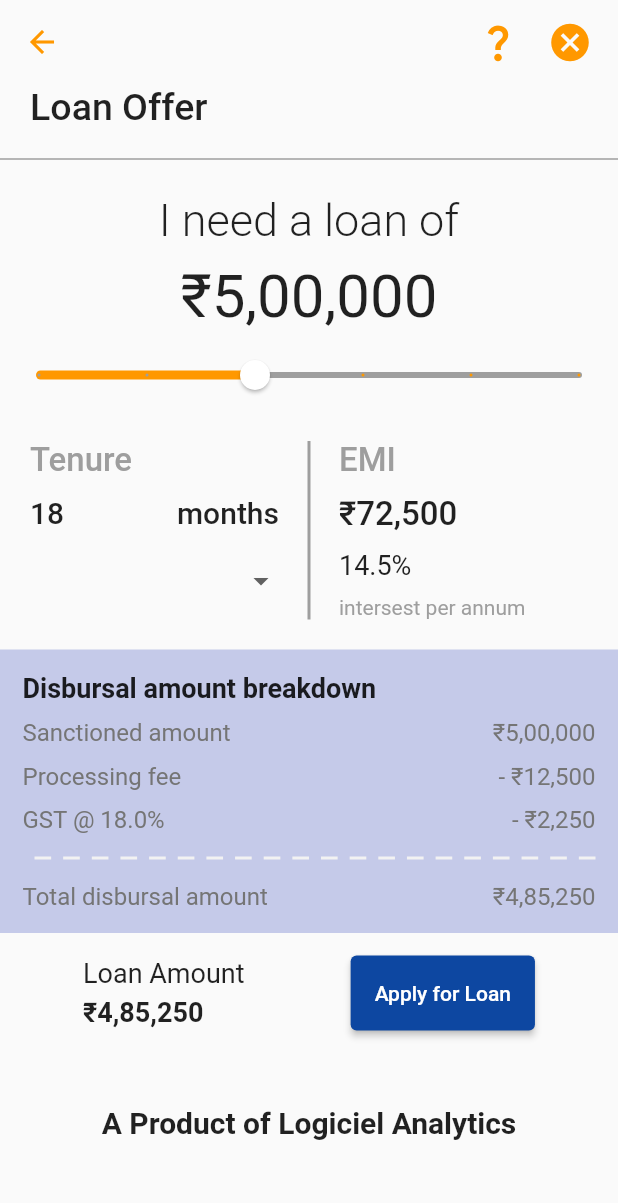
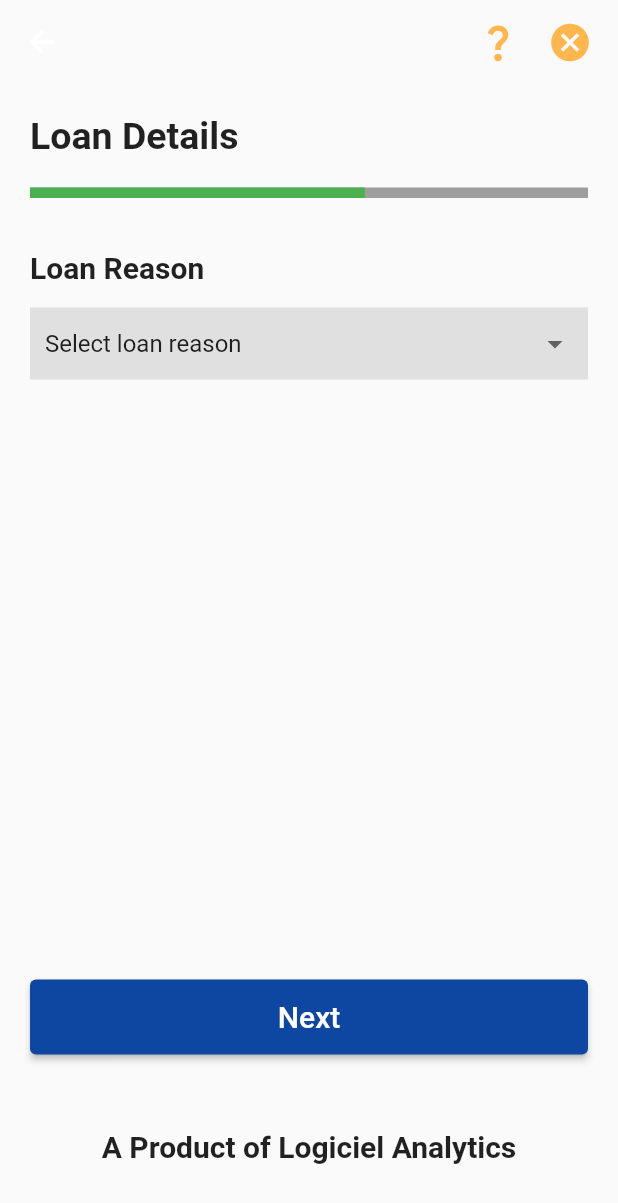
Before and after one commit to 3600-abhi/flutter_fintech, a Flutter app: the LoanOffer screen opened directly, after a tap on "Apply for Loan", on a phone screen of 412 x 824 dp. Shown: the top 1203 px of the screen. Run offline on Flutter 3.47's test engine with Material 2 defaults, Android fonts, the phone set to English and light mode, and no system bars; our stand-ins replace confetti, flutter_otp_text_field, intl_phone_field, percent_indicator.

Commit message:
Loan Details Screen Completed

```diff
--- /dev/null
+++ b/lib/screens/LoanDetails.dart
@@ -0,0 +1,114 @@
+import 'package:flutter/material.dart';
+
+List<String> loanReasonsList = [
+  "Select loan reason",
+  "Education",
+  "Medical",
+  "Travel",
+  "Marriage",
+];
+
+class LoanDetails extends StatefulWidget {
+  const LoanDetails({super.key});
+
+  @override
+  State<LoanDetails> createState() => _LoanDetailsState();
+}
+
+class _LoanDetailsState extends State<LoanDetails> {
+  String dropDownValue = loanReasonsList.first;
+
+  @override
+  Widget build(BuildContext context) {
+    return Scaffold(
+      appBar: AppBar(
+        backgroundColor: Colors.grey[50],
+        elevation: 0,
+        actions: [
+          IconButton(
+              icon: Icon(Icons.question_mark,
+                  color: Colors.orange[300], size: 30),
+              onPressed: () {}),
+          IconButton(
+              icon: Icon(Icons.cancel, color: Colors.orange[300], size: 30),
+              onPressed: () {}),
+          SizedBox(width: 8),
+        ],
+      ),
+      body: SingleChildScrollView(
+        child: Container(
+          padding: EdgeInsets.fromLTRB(20, 20, 20, 0),
+          child: Column(
+            crossAxisAlignment: CrossAxisAlignment.start,
+            children: [
+              Container(
+                width: 500,
+                child: Text(
+                  "Loan Details",
+                  textAlign: TextAlign.left,
+                  style: TextStyle(
+                    fontSize: 25,
+                    fontWeight: FontWeight.bold,
+                  ),
+                ),
+              ),
+              SizedBox(height: 20),
+              LinearProgressIndicator(
+                backgroundColor: Colors.grey,
+                valueColor: AlwaysStoppedAnimation<Color>(Colors.green),
+                value: 0.6,
+                minHeight: 7,
+              ),
+              SizedBox(height: 35),
+              Container(
+                child: Text("Loan Reason",
+                    style:
+                        TextStyle(fontSize: 20, fontWeight: FontWeight.w600)),
+              ),
+              SizedBox(height: 15),
+              Container(
+                padding: EdgeInsets.fromLTRB(10, 0, 10, 0),
+                color: Colors.grey[300],
+                width: MediaQuery.of(context).size.width,
+                child: DropdownButton(
+                  underline: SizedBox(),
+                  alignment: Alignment.center,
+                  isExpanded: true,
+                  items: loanReasonsList.map((value) {
+                    return DropdownMenuItem(child: Text(value), value: value);
+                  }).toList(),
+                  onChanged: (value) {
+                    setState(() {
+                      dropDownValue = value!;
+                    });
+                  },
+                  value: dropDownValue,
+                ),
+              ),
+              SizedBox(height: 400),
+              Container(
+                height: 50,
+                width: 400,
+                child: ElevatedButton(
+                  child: Text("Next", style: TextStyle(fontSize: 20)),
+                  style:
+                      TextButton.styleFrom(backgroundColor: Colors.blue[900]),
+                  onPressed: () {},
+                ),
+                // decoration: BoxDecoration(border: Border.all()),
+              ),
+              SizedBox(height: 50),
+              Align(
+                alignment: Alignment.center,
+                child: Text("A Product of Logiciel Analytics",
+                    style:
+                        TextStyle(fontSize: 20, fontWeight: FontWeight.bold)),
+              ),
+              SizedBox(height: 20)
+            ],
+          ),
+        ),
+      ),
+    );
+  }
+}
--- a/lib/screens/LoanOffer.dart
+++ b/lib/screens/LoanOffer.dart
@@ -1,3 +1,4 @@
+import 'package:fintech_app/screens/LoanDetails.dart';
 import 'package:flutter/material.dart';
 import 'package:intl/intl.dart';
 
@@ -25,7 +26,7 @@ class _LoanOfferState extends State<LoanOffer> {
 
   void updateSliderValueAndAmount(double value) {
     setState(() {
-      amount = sliderValue = value;
+      amount = value;
     });
   }
 
@@ -91,7 +92,7 @@ class _LoanOfferState extends State<LoanOffer> {
                     child: Slider(
                       min: 0,
                       max: 500000,
-                      value: sliderValue,
+                      value: amount,
                       divisions: 5,
                       // autofocus: true,
                       thumbColor: Colors.white,
@@ -192,7 +193,7 @@ class _LoanOfferState extends State<LoanOffer> {
             Container(
               padding: EdgeInsets.all(15),
               width: MediaQuery.of(context).size.width,
-              color: Colors.indigo[100],
+              color: Colors.indigo[200],
               child: Column(
                   crossAxisAlignment: CrossAxisAlignment.start,
                   children: [
@@ -274,20 +275,24 @@ class _LoanOfferState extends State<LoanOffer> {
                     Column(
                       crossAxisAlignment: CrossAxisAlignment.start,
                       children: [
-                        Text("Loan Amount", style: TextStyle(fontSize: 18)),
+                        Text("Loan Amount",
+                            style: TextStyle(
+                                fontSize: 15, fontWeight: FontWeight.w400)),
                         SizedBox(height: 5),
                         Text(indianRupeesFormat.format(totalDisbursalAmount),
                             style: TextStyle(
-                                fontSize: 18, fontWeight: FontWeight.bold))
+                                fontSize: 20, fontWeight: FontWeight.bold))
                       ],
                     ),
                     Container(
                       height: 50,
                       child: ElevatedButton(
                         child: Text("Apply for Loan"),
-                        style: TextButton.styleFrom(
-                            backgroundColor: Colors.blue[900]),
-                        onPressed: () {},
+                        style: ElevatedButton.styleFrom(
+                            elevation: 0, backgroundColor: Colors.blue[900]),
+                        onPressed: () {
+                          Navigator.push(context, MaterialPageRoute(builder: (context) => LoanDetails()));
+                        },
                       ),
                       // decoration: BoxDecoration(border: Border.all()),
                     ),
@@ -296,7 +301,6 @@ class _LoanOfferState extends State<LoanOffer> {
             SizedBox(height: 50),
             Text("A Product of Logiciel Analytics",
                 style: TextStyle(fontSize: 20, fontWeight: FontWeight.bold)),
-            SizedBox(height: 40)
           ],
         ),
       )),
```
